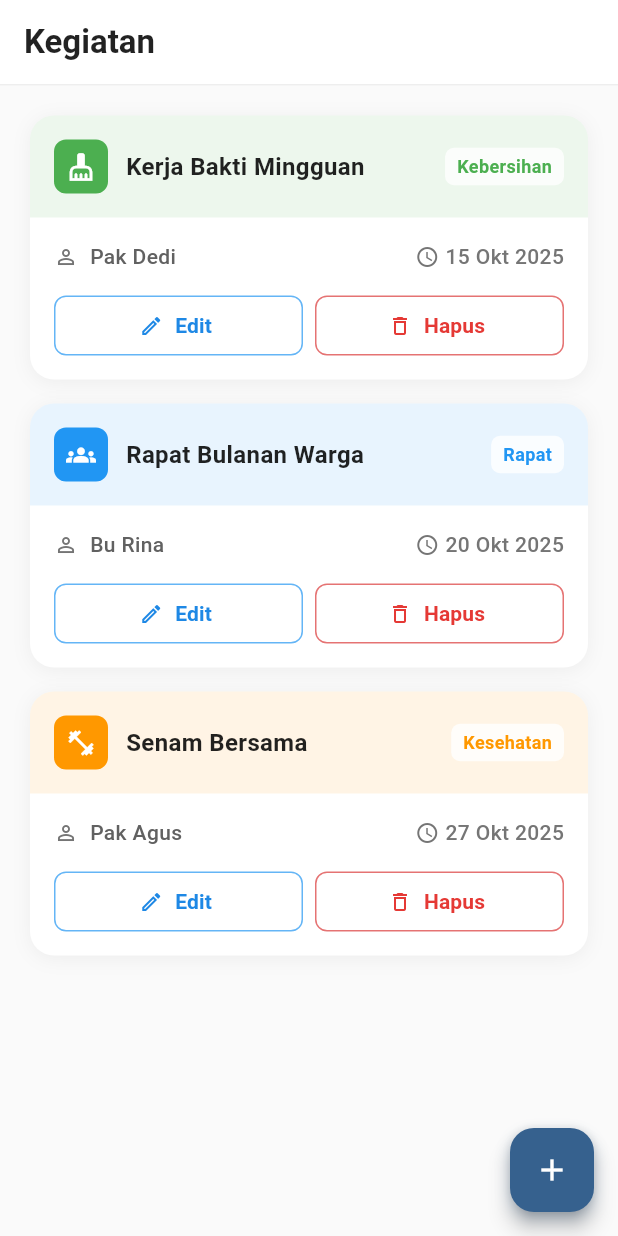
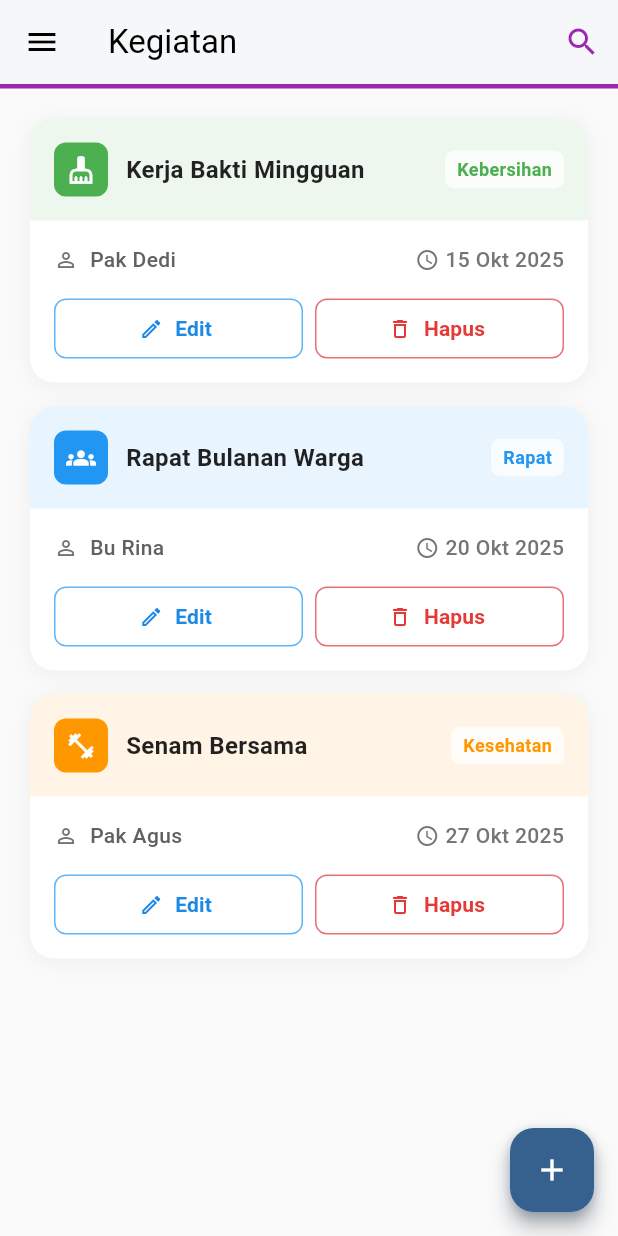
Before and after one commit to HaikalMuhammadRafli/jawara-four, a Flutter app: the KegiatanPage screen opened by its route, on a phone screen of 412 x 824 dp. Run offline on Flutter 3.47's test engine with Material 3 defaults, Android fonts, the phone set to English and light mode, and no system bars; our stand-ins replace go_router.

Commit message:
feat: enhance Broadcast and Kegiatan pages with AppDrawer and UI improvements

```diff
--- a/lib/pages/kegiatan_and_broadcast/kegiatan_page.dart
+++ b/lib/pages/kegiatan_and_broadcast/kegiatan_page.dart
@@ -1,4 +1,5 @@
 import 'package:flutter/material.dart';
+import '../../widgets/app_drawer.dart';
 
 class KegiatanPage extends StatefulWidget {
   const KegiatanPage({super.key});
@@ -39,8 +40,18 @@ class _KegiatanPageState extends State<KegiatanPage> {
 
   String _getIndonesianMonth(int month) {
     const months = [
-      'Jan', 'Feb', 'Mar', 'Apr', 'Mei', 'Jun',
-      'Jul', 'Agt', 'Sep', 'Okt', 'Nov', 'Des'
+      'Jan',
+      'Feb',
+      'Mar',
+      'Apr',
+      'Mei',
+      'Jun',
+      'Jul',
+      'Agt',
+      'Sep',
+      'Okt',
+      'Nov',
+      'Des',
     ];
     return months[month - 1];
   }
@@ -50,10 +61,7 @@ class _KegiatanPageState extends State<KegiatanPage> {
       context: context,
       builder: (context) => AlertDialog(
         shape: RoundedRectangleBorder(borderRadius: BorderRadius.circular(16)),
-        title: const Text(
-          'Tambah Kegiatan',
-          style: TextStyle(fontWeight: FontWeight.w600),
-        ),
+        title: const Text('Tambah Kegiatan', style: TextStyle(fontWeight: FontWeight.w600)),
         content: SingleChildScrollView(
           child: Column(
             mainAxisSize: MainAxisSize.min,
@@ -228,21 +236,20 @@ class _KegiatanPageState extends State<KegiatanPage> {
     return Scaffold(
       backgroundColor: Colors.grey[50],
       appBar: AppBar(
-        title: const Text(
-          'Kegiatan',
-          style: TextStyle(fontWeight: FontWeight.w600),
+        title: const Text('Kegiatan'),
+        backgroundColor: Colors.white,
+        foregroundColor: Colors.black,
+        elevation: 1,
+        bottom: PreferredSize(
+          preferredSize: const Size.fromHeight(3),
+          child: Container(height: 3, color: Colors.purple),
         ),
-        backgroundColor: Colors.white,
-        foregroundColor: Colors.black87,
-        elevation: 0,
-        bottom: PreferredSize(
-          preferredSize: const Size.fromHeight(1),
-          child: Container(
-            color: Colors.grey[200],
-            height: 1,
-          ),
-        ),
+        actions: [
+          IconButton(onPressed: () {}, icon: const Icon(Icons.search), color: Colors.purple),
+        ],
       ),
+
+      drawer: const AppDrawer(),
       floatingActionButton: Container(
         decoration: BoxDecoration(
           borderRadius: BorderRadius.circular(16),
@@ -257,9 +264,7 @@ class _KegiatanPageState extends State<KegiatanPage> {
         child: FloatingActionButton(
           onPressed: _showAddForm,
           backgroundColor: Theme.of(context).primaryColor,
-          shape: RoundedRectangleBorder(
-            borderRadius: BorderRadius.circular(16),
-          ),
+          shape: RoundedRectangleBorder(borderRadius: BorderRadius.circular(16)),
           child: const Icon(Icons.add, color: Colors.white),
         ),
       ),
@@ -284,32 +289,18 @@ class _KegiatanPageState extends State<KegiatanPage> {
         children: [
           Container(
             padding: const EdgeInsets.all(24),
-            decoration: BoxDecoration(
-              color: Colors.grey[100],
-              shape: BoxShape.circle,
-            ),
-            child: Icon(
-              Icons.event_available_outlined,
-              size: 64,
-              color: Colors.grey[400],
-            ),
+            decoration: BoxDecoration(color: Colors.grey[100], shape: BoxShape.circle),
+            child: Icon(Icons.event_available_outlined, size: 64, color: Colors.grey[400]),
           ),
           const SizedBox(height: 24),
           Text(
             'Belum Ada Kegiatan',
-            style: TextStyle(
-              fontSize: 20,
-              fontWeight: FontWeight.w600,
-              color: Colors.grey[700],
-            ),
+            style: TextStyle(fontSize: 20, fontWeight: FontWeight.w600, color: Colors.grey[700]),
           ),
           const SizedBox(height: 8),
           Text(
             'Tap tombol + untuk menambah kegiatan baru',
-            style: TextStyle(
-              fontSize: 14,
-              color: Colors.grey[500],
-            ),
+            style: TextStyle(fontSize: 14, color: Colors.grey[500]),
           ),
         ],
       ),
@@ -349,11 +340,7 @@ class _KegiatanPageState extends State<KegiatanPage> {
                     color: item['color'] as Color,
                     borderRadius: BorderRadius.circular(8),
                   ),
-                  child: Icon(
-                    item['icon'] as IconData,
-                    color: Colors.white,
-                    size: 20,
-                  ),
+                  child: Icon(item['icon'] as IconData, color: Colors.white, size: 20),
                 ),
                 const SizedBox(width: 12),
                 Expanded(
@@ -435,15 +422,10 @@ class _KegiatanPageState extends State<KegiatanPage> {
                           },
                           style: TextButton.styleFrom(
                             foregroundColor: Colors.blue[600],
-                            shape: RoundedRectangleBorder(
-                              borderRadius: BorderRadius.circular(8),
-                            ),
+                            shape: RoundedRectangleBorder(borderRadius: BorderRadius.circular(8)),
                           ),
                           icon: const Icon(Icons.edit_outlined, size: 16),
-                          label: const Text(
-                            'Edit',
-                            style: TextStyle(fontWeight: FontWeight.w600),
-                          ),
+                          label: const Text('Edit', style: TextStyle(fontWeight: FontWeight.w600)),
                         ),
                       ),
                     ),
@@ -461,15 +443,10 @@ class _KegiatanPageState extends State<KegiatanPage> {
                           },
                           style: TextButton.styleFrom(
                             foregroundColor: Colors.red[600],
-                            shape: RoundedRectangleBorder(
-                              borderRadius: BorderRadius.circular(8),
-                            ),
+                            shape: RoundedRectangleBorder(borderRadius: BorderRadius.circular(8)),
                           ),
                           icon: const Icon(Icons.delete_outline, size: 16),
-                          label: const Text(
-                            'Hapus',
-                            style: TextStyle(fontWeight: FontWeight.w600),
-                          ),
+                          label: const Text('Hapus', style: TextStyle(fontWeight: FontWeight.w600)),
                         ),
                       ),
                     ),
@@ -490,12 +467,7 @@ class _KegiatanPageState extends State<KegiatanPage> {
         shape: RoundedRectangleBorder(borderRadius: BorderRadius.circular(16)),
         title: const Text('Edit Kegiatan'),
         content: Text('Edit kegiatan: ${item['nama']}'),
-        actions: [
-          TextButton(
-            onPressed: () => Navigator.pop(context),
-            child: const Text('OK'),
-          ),
-        ],
+        actions: [TextButton(onPressed: () => Navigator.pop(context), child: const Text('OK'))],
       ),
     );
   }
@@ -508,16 +480,13 @@ class _KegiatanPageState extends State<KegiatanPage> {
         title: const Text('Hapus Kegiatan'),
         content: Text('Yakin ingin menghapus kegiatan "${item['nama']}"?'),
         actions: [
-          TextButton(
-            onPressed: () => Navigator.pop(context),
-            child: const Text('Batal'),
-          ),
+          TextButton(onPressed: () => Navigator.pop(context), child: const Text('Batal')),
           TextButton(
             onPressed: () {
               Navigator.pop(context);
-              ScaffoldMessenger.of(context).showSnackBar(
-                SnackBar(content: Text('${item['nama']} telah dihapus')),
-              );
+              ScaffoldMessenger.of(
+                context,
+              ).showSnackBar(SnackBar(content: Text('${item['nama']} telah dihapus')));
             },
             child: const Text('Hapus', style: TextStyle(color: Colors.red)),
           ),
```
Also changed, not shown: lib/pages/kegiatan_and_broadcast/broadcast_page.dart (+13 -13 lines).
